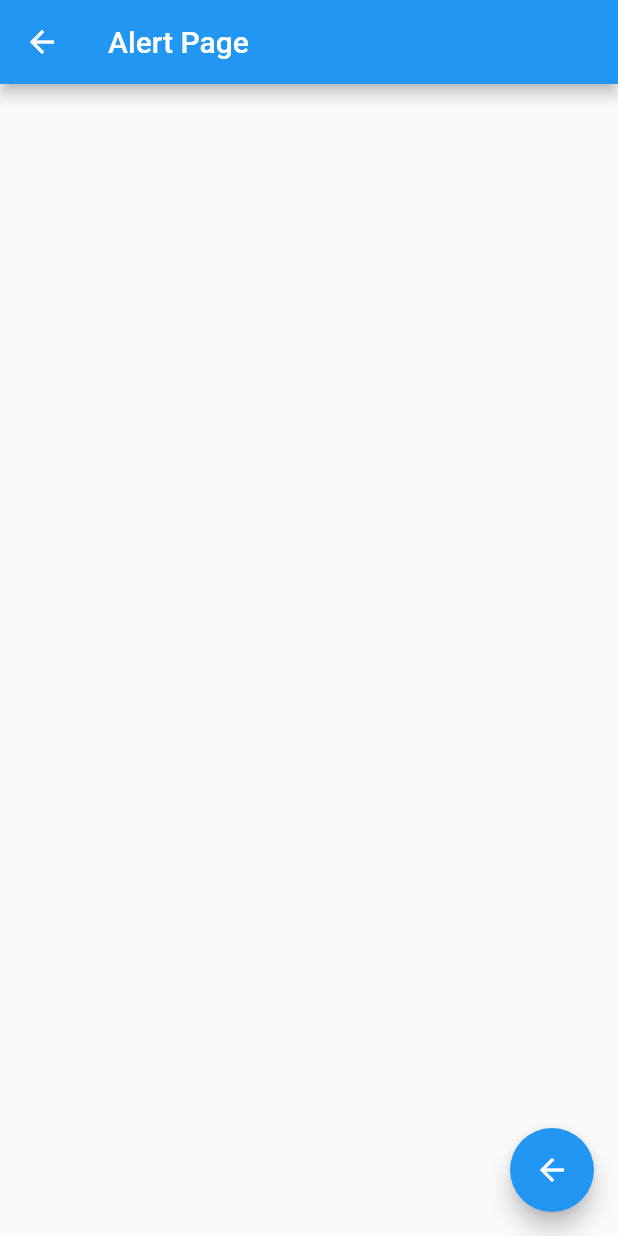
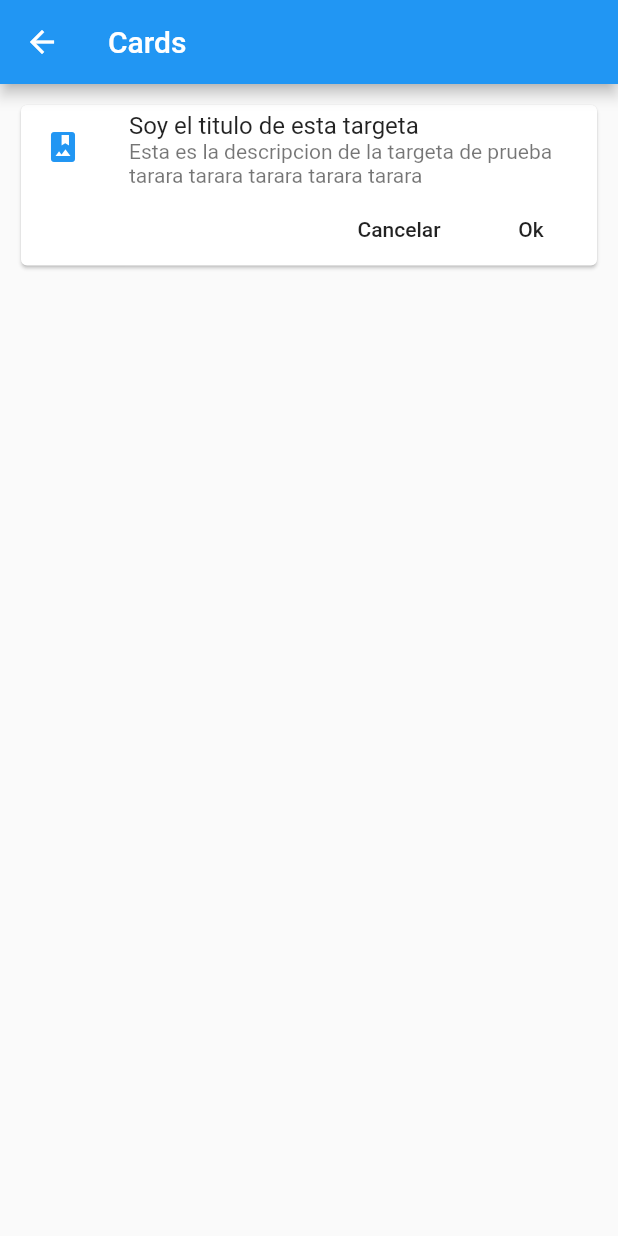
Before and after one commit to JoshuaValey/flutter_Components, a Flutter app: the screen it shows after launch, after a tap on "Cards - Tarjetas", on a phone screen of 412 x 824 dp. Run offline on Flutter 3.47's test engine with Material 2 defaults, Android fonts, the phone set to English and light mode, and no system bars.

Commit message:
Card Widget

```diff
--- /dev/null
+++ b/lib/src/pages/card_page.dart
@@ -0,0 +1,42 @@
+import 'package:flutter/material.dart';
+
+class CardPage extends StatelessWidget {
+  @override
+  Widget build(BuildContext context) {
+    return Scaffold(
+      appBar: AppBar(title: Text("Cards")),
+      body: ListView(
+        padding: EdgeInsets.all(10.0),
+        children: <Widget>[
+          _cardTipo1(),
+        ],
+      ),
+    );
+  }
+}
+
+Widget _cardTipo1() {
+  return Card(
+    child: Column(
+      children: <Widget>[
+        ListTile(
+          title: Text('Soy el titulo de esta targeta'),
+          subtitle: Text(
+              'Esta es la descripcion de la targeta de prueba tarara tarara tarara tarara tarara'),
+          onTap: () {},
+          leading: Icon(
+            Icons.photo_album,
+            color: Colors.blue,
+          ),
+        ),
+        Row(
+          mainAxisAlignment: MainAxisAlignment.end,
+          children: <Widget>[
+            FlatButton(child: Text('Cancelar'), onPressed: () {}),
+            FlatButton(child: Text('Ok'), onPressed: () {}),
+          ],
+        )
+      ],
+    ),
+  );
+}
--- a/lib/src/routes/routes.dart
+++ b/lib/src/routes/routes.dart
@@ -1,4 +1,5 @@
 import 'package:flutter/material.dart';
+import 'package:flutter_components/src/pages/card_page.dart';
 
 import 'package:flutter_components/src/pages/home_page.dart';
 import 'package:flutter_components/src/pages/alert_page.dart';
@@ -9,6 +10,7 @@ Map<String, WidgetBuilder> getApplicationRoutes() {
     'HomePage': (BuildContext context) => HomePage(),
     'alert': (BuildContext context) => AlertPage(),
     'avatar': (BuildContext context) => AvatarPage(),
+    'card': (BuildContext context) => CardPage(),
   };
 
   return routes;
```
Also changed, not shown: lib/main.dart (+2 -5 lines).
